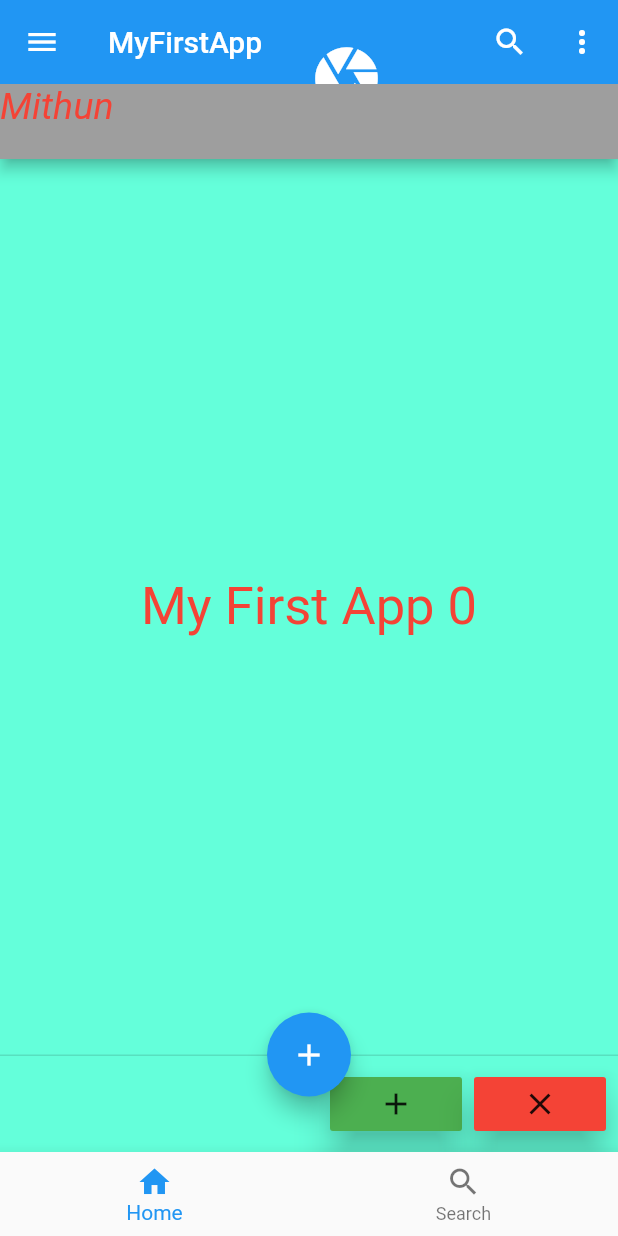
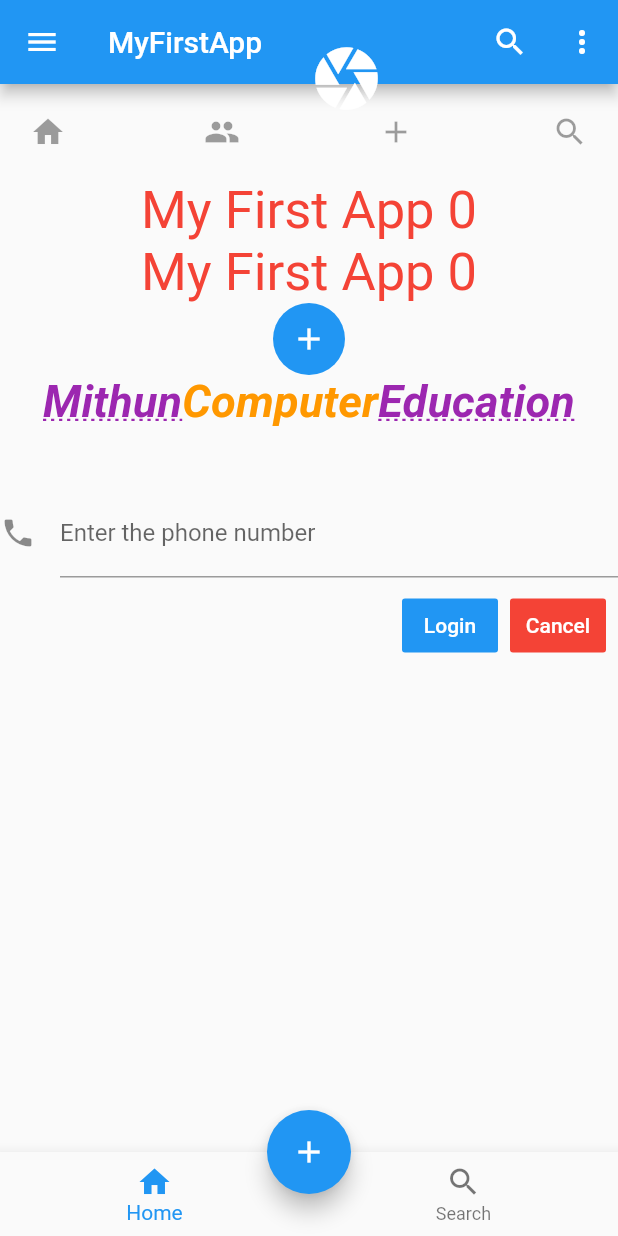
Before and after one commit to MithunMi97/MyFirstFlutterApp, a Flutter app: the screen it shows after launch, on a phone screen of 412 x 824 dp. Run offline on Flutter 3.47's test engine with Material 2 defaults, Android fonts, the phone set to English and light mode, and no system bars.

Commit message:
setstate and ButtonBar and ButtonBar alignment and FlatButton and TextField and RichText

```diff
--- a/lib/main.dart
+++ b/lib/main.dart
@@ -1,3 +1,4 @@
+import 'package:flutter/cupertino.dart';
 import "package:flutter/material.dart";
 
 void main()=>runApp(new MaterialApp(
@@ -12,16 +13,16 @@ class MyApp extends StatefulWidget {
 }
 class _MyAppState extends State<MyApp> {
   int _counter = 0;
-
+  String _value="";
   void _incrementCounter() {
     setState(() {
-      // This call to setState tells the Flutter framework that something has
-      // changed in this State, which causes it to rerun the build method below
-      // so that the display can reflect the updated values. If we changed
-      // _counter without calling setState(), then the build method would not be
-      // called again, and so nothing would appear to happen.
       _counter++;
       print(_counter);
+    });
+  }
+  void _onchange(String val) {
+    setState(() {
+      _value=val;
     });
   }
   @override
@@ -60,7 +61,7 @@ class _MyAppState extends State<MyApp> {
 
           ),
         ),
-        bottom: PreferredSize(
+        /*bottom: PreferredSize(
           child: Container(
             color: Colors.grey,
             height: 50.0,
@@ -71,23 +72,132 @@ class _MyAppState extends State<MyApp> {
                 color: Colors.red,
                 fontSize: 25.0,
                 fontStyle: FontStyle.italic,
+                fontWeight: FontWeight.bold,
 
 
               ),
             ),
           ),
           preferredSize: Size.fromHeight(50.0),
-        ),
+        ),*/
       ),
       body: Center(
-        child:Text(
+
+        child:Column(
+
+          children: <Widget> [
+            ButtonBar(
+              alignment: MainAxisAlignment.spaceBetween,
+              children:<Widget> [
+                IconButton(icon: Icon(Icons.home), onPressed: null),
+                IconButton(icon: Icon(Icons.people), onPressed: null),
+                IconButton(icon: Icon(Icons.add), onPressed: null),
+                IconButton(icon: Icon(Icons.search), onPressed: null),
+              ],
+            ),
+            Text(
           "My First App $_counter",
           style: TextStyle(
             fontSize: 35.0,
             color: Colors.red,
+
           ),
+            ),
+            Text(
+              "My First App $_counter",
+              style: TextStyle(
+                fontSize: 35.0,
+                color: Colors.red,
+
+              ),
+            ),
+            Ink(
+              decoration: ShapeDecoration(
+                color: Colors.blue,
+                shape: CircleBorder()
+              ),
+              child: IconButton(
+                icon: Icon(Icons.add),
+                color: Colors.white,
+                onPressed: (){
+                  setState(() {
+                    _counter+=2;
+                  });
+                },
+              ),
+            ),
+            RichText(
+                text: TextSpan(
+                  text: 'Mithun',style:TextStyle(
+                  color: Colors.purple,
+                  fontSize: 30.0,
+                  fontWeight: FontWeight.bold,
+                  decoration: TextDecoration.underline,
+                  decorationStyle: TextDecorationStyle.dotted,
+                  fontStyle: FontStyle.italic,
+
+                ),
+                  children: <TextSpan>[
+                    TextSpan(text: 'Computer' ,
+                      style: TextStyle(
+                        color: Colors.orange,
+                        decoration: TextDecoration.none,
+                      )
+                    ),
+                    TextSpan(text: 'Education'),
+
+                  ]
+                ),
+            ),
+            Text(
+              _value,
+              style: TextStyle(
+                fontSize: 35.0,
+                color: Colors.red,
+
+              ),
+            ),
+            TextField(
+              decoration: new InputDecoration(
+                labelText: "Enter the phone number",
+                hintText: "Phone Number",
+                icon:  new Icon(Icons.phone)
+              ),
+                  onSubmitted: _onchange,
+              keyboardType: TextInputType.number,
+            ),
+            Center(
+              child: Container(
+                //margin: const EdgeInsets.only(top: 300.0),
+                child: ButtonBar(
+                  children: <Widget>[
+                    FlatButton(
+                      onPressed: (){
+
+                      },
+                      child: Text('Login'),
+                      color: Colors.blue,
+                    ),
+                    FlatButton(
+                      onPressed: (){
+
+                      },
+                      child: Text('Cancel'),
+                      color: Colors.red,
+                    ),
+
+                  ],
+                ),
+
+              ),
+            )
+          ],
+          ),
+
         ),
-      ),
+
+
+
       floatingActionButton: FloatingActionButton(
         child: Icon(Icons.add),
         onPressed: _incrementCounter,
@@ -151,7 +261,7 @@ class _MyAppState extends State<MyApp> {
 
         ),
       ),
-      persistentFooterButtons: <Widget> [
+      /*persistentFooterButtons: <Widget> [
         RaisedButton(
           elevation: 10,
           onPressed: (){
@@ -168,7 +278,7 @@ class _MyAppState extends State<MyApp> {
           color: Colors.red,
           child: Icon(Icons.clear),
         )
-      ],
+      ],*/
       bottomNavigationBar: BottomNavigationBar(
         items: [
           BottomNavigationBarItem(
@@ -242,7 +352,7 @@ class _MyAppState extends State<MyApp> {
 
         ),
       ),
-      backgroundColor: Colors.tealAccent,
+      //backgroundColor: Colors.tealAccent,
     );
   }
 }
```
